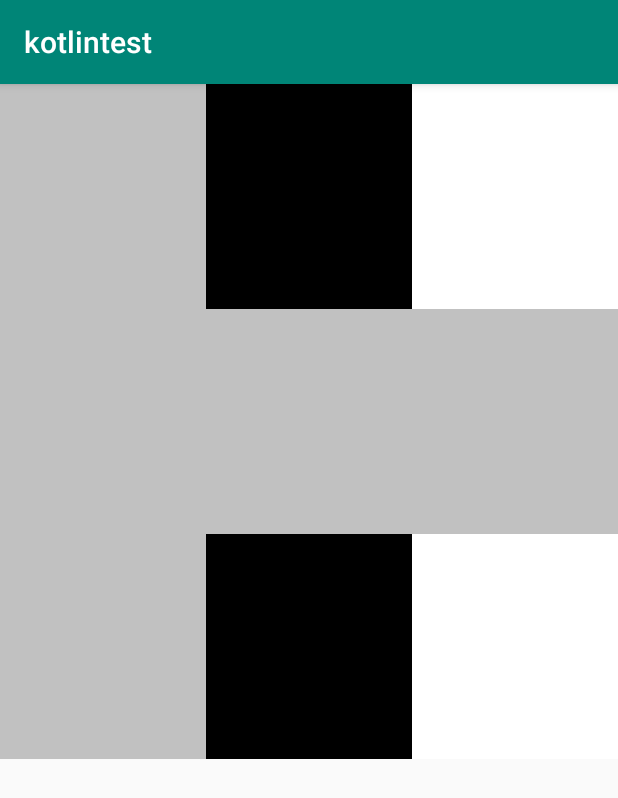
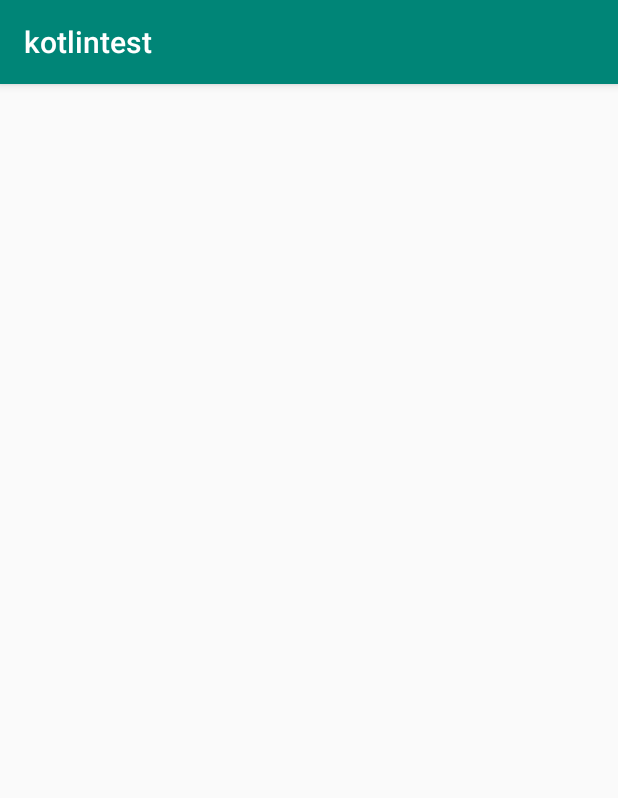
Before and after one commit to daniel88jy/kotlintest, an Android app: the screen it shows after launch (MainActivity), on a phone screen of 412 x 824 dp. Shown: the top 798 px of the screen. Run offline under Robolectric (Android 15) with nearby library versions, the phone set to English and light mode, and no system bars.

```diff
--- /dev/null
+++ b/app/src/main/java/com/example/kotlintest/CombinationApplication.kt
@@ -0,0 +1,6 @@
+package com.example.kotlintest
+
+import android.app.Application
+
+class CombinationApplication : Application(){
+}
--- a/app/src/main/java/com/example/kotlintest/MainActivity.kt
+++ b/app/src/main/java/com/example/kotlintest/MainActivity.kt
@@ -8,34 +8,25 @@ import java.util.*
 import kotlin.random.asKotlinRandom
 
 class MainActivity : AppCompatActivity() {
-    var shape: Int? = 0;
-    var backgroundColor = 0;
-    var shapeColor = 0;
 
     override fun onCreate(savedInstanceState: Bundle?) {
         super.onCreate(savedInstanceState)
         setContentView(R.layout.activity_main)
-        var random = Random().asKotlinRandom()
+        var random = Random()
 
-        //val array: Array<ImageView>
-        val array = arrayOf(
-            imageView00,
-            imageView01,
-            imageView02,
-            imageView10,
-            imageView11,
-            imageView12,
-            imageView20,
-            imageView21,
-            imageView22
-        )
-        for (i in 0 until 9) {
-            when (random.nextInt(9) % 3) {
-                0 ->array[i].setBackgroundColor(getColor(R.color.white))
-                1 ->array[i].setBackgroundColor(getColor(R.color.gray))
-                2 ->array[i].setBackgroundColor(getColor(R.color.black))
-            }
-        }
+        //suffle(array, random)
+
     }
 
+//    fun suffle(arr: Array<ImageView>, random: Random): Combination {
+//        for (i in 0 until 9) {
+//            when (random.asKotlinRandom().nextInt(9) % 3) {
+//                0 -> arr[i].setBackgroundColor(getColor(R.color.white))
+//                1 -> arr[i].setBackgroundColor(getColor(R.color.gray))
+//                2 -> arr[i].setBackgroundColor(getColor(R.color.black))
+//            }
+//        }
+//        return a
+//    }
+
 }
--- a/app/src/main/res/layout/activity_main.xml
+++ b/app/src/main/res/layout/activity_main.xml
@@ -8,83 +8,14 @@
 
     <GridLayout
         android:layout_width="match_parent"
-        android:layout_height="450dp"
+        android:layout_height="wrap_content"
+        android:columnCount="3"
+        android:rowCount="3"
         app:layout_constraintBottom_toBottomOf="parent"
         app:layout_constraintEnd_toStartOf="parent"
         app:layout_constraintStart_toEndOf="parent"
         app:layout_constraintTop_toTopOf="parent"
         app:layout_constraintVertical_bias="0.0">
-
-        <ImageView
-            android:id="@+id/imageView00"
-            android:layout_width="137dp"
-            android:layout_height="150dp"
-            android:layout_row="0"
-            android:layout_column="0"
-            android:contentDescription="TODO" />
-
-        <ImageView
-            android:id="@+id/imageView01"
-            android:layout_width="137dp"
-            android:layout_height="150dp"
-            android:layout_row="0"
-            android:layout_column="1" />
-
-        <ImageView
-            android:id="@+id/imageView02"
-            android:layout_width="137dp"
-            android:layout_height="150dp"
-            android:layout_row="0"
-            android:layout_column="2"
-            android:contentDescription="TODO" />
-
-        <ImageView
-            android:id="@+id/imageView10"
-            android:layout_width="137dp"
-            android:layout_height="150dp"
-            android:layout_row="1"
-            android:layout_column="0"
-            android:contentDescription="TODO" />
-
-        <ImageView
-            android:id="@+id/imageView11"
-            android:layout_width="137dp"
-            android:layout_height="150dp"
-            android:layout_row="1"
-            android:layout_column="1"
-            android:contentDescription="TODO" />
-
-        <ImageView
-            android:id="@+id/imageView12"
-            android:layout_width="137dp"
-            android:layout_height="150dp"
-            android:layout_row="1"
-            android:layout_column="2"
-            android:contentDescription="TODO" />
-
-        <ImageView
-            android:id="@+id/imageView20"
-            android:layout_width="137dp"
-            android:layout_height="150dp"
-            android:layout_row="2"
-            android:layout_column="0"
-            android:contentDescription="TODO" />
-
-        <ImageView
-            android:id="@+id/imageView21"
-            android:layout_width="137dp"
-            android:layout_height="150dp"
-            android:layout_row="2"
-            android:layout_column="1"
-            android:contentDescription="TODO" />
-
-        <ImageView
-            android:id="@+id/imageView22"
-            android:layout_width="137dp"
-            android:layout_height="150dp"
-            android:layout_row="2"
-            android:layout_column="2"
-            android:contentDescription="TODO" />
     </GridLayout>
 
 </androidx.constraintlayout.widget.ConstraintLayout>
```
Also changed, not shown: app/src/main/java/com/example/kotlintest/Combination.kt (added, +17 -0 lines), app/src/main/java/com/example/kotlintest/CombinationAdapter.kt (added, +30 -0 lines), app/src/main/java/com/example/kotlintest/ICombination.kt (added, +7 -0 lines), app/src/main/res/layout/grid_item.xml (added, +17 -0 lines).
